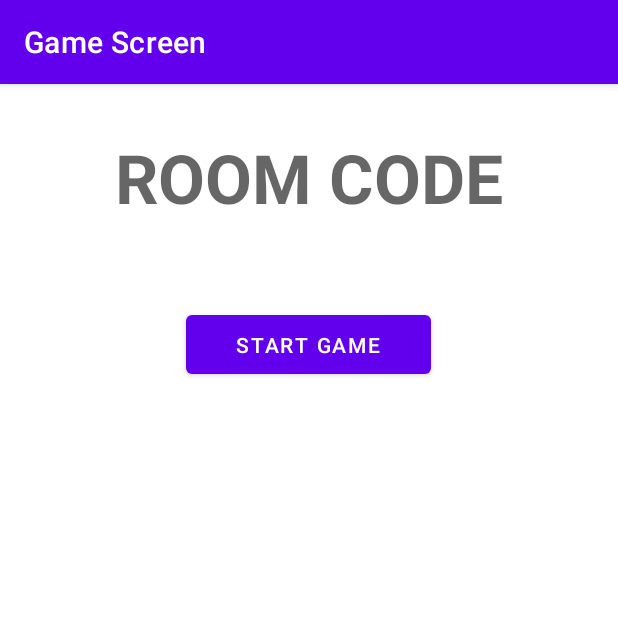
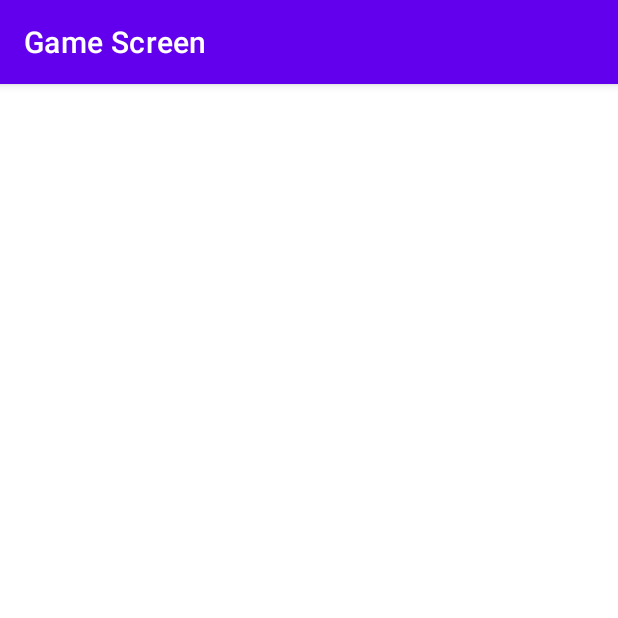
Before and after one commit to fbarry/Antidote-Mobile, an Android app: the GameActivity screen opened directly, with no data from a screen before it, on a phone screen of 412 x 824 dp, the top half of it. Run offline under Robolectric (Android 15) with nearby library versions, the phone set to English and light mode, and no system bars.

Commit message:
Get rid of unused views in activity_game.xml

```diff
--- a/app/src/main/res/layout/activity_game.xml
+++ b/app/src/main/res/layout/activity_game.xml
@@ -5,19 +5,6 @@
     android:layout_width="match_parent"
     android:layout_height="match_parent">
 
-    <TextView
-        android:id="@+id/roomCode"
-        android:layout_width="wrap_content"
-        android:layout_height="wrap_content"
-        android:layout_marginTop="32dp"
-        android:text="ROOM CODE"
-        android:textAllCaps="true"
-        android:textAppearance="@style/TextAppearance.AppCompat.Display2"
-        android:textStyle="bold"
-        app:layout_constraintEnd_toEndOf="parent"
-        app:layout_constraintHorizontal_bias="0.5"
-        app:layout_constraintStart_toStartOf="parent"
-        app:layout_constraintTop_toTopOf="parent" />
 
     <com.example.antidote_mobile.CardHandler
         android:id="@+id/cardHandler"
@@ -29,15 +16,4 @@
         tools:layout_editor_absoluteX="31dp"
         tools:layout_editor_absoluteY="-30dp" />
 
-    <Button
-        android:id="@+id/startGameButton"
-        android:layout_width="163dp"
-        android:layout_height="51dp"
-        android:layout_marginStart="124dp"
-        android:layout_marginTop="148dp"
-        android:text="Start Game"
-        android:onClick="startGame"
-        app:layout_constraintStart_toStartOf="parent"
-        app:layout_constraintTop_toTopOf="parent" />
-
 </androidx.constraintlayout.widget.ConstraintLayout>
```
